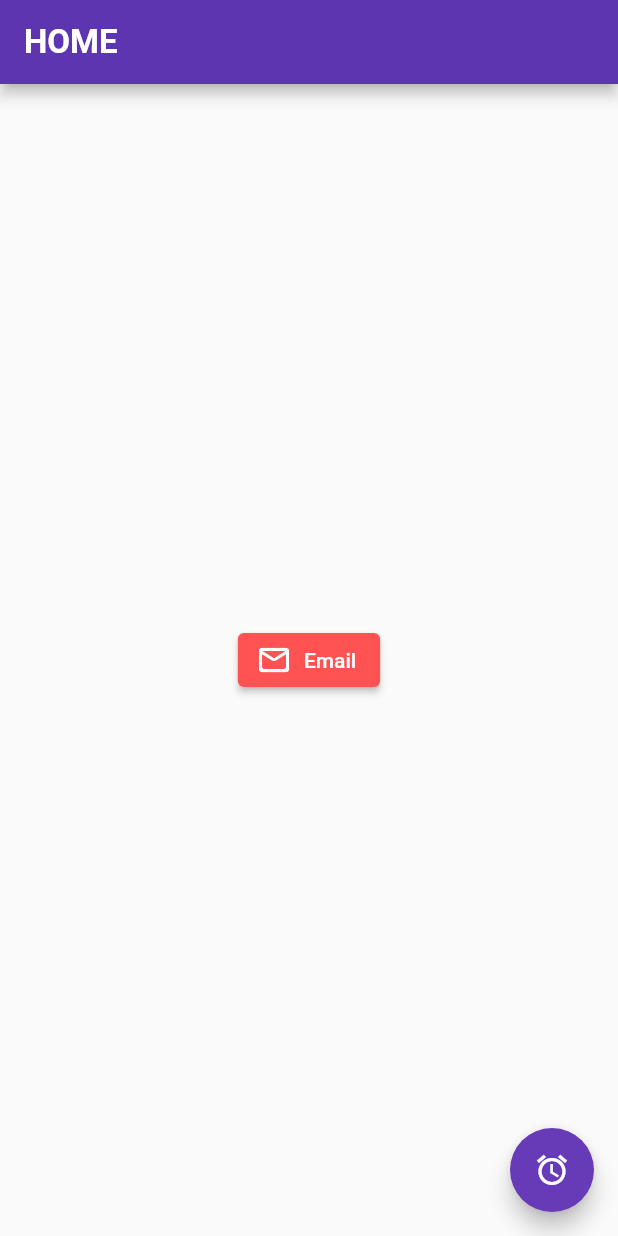
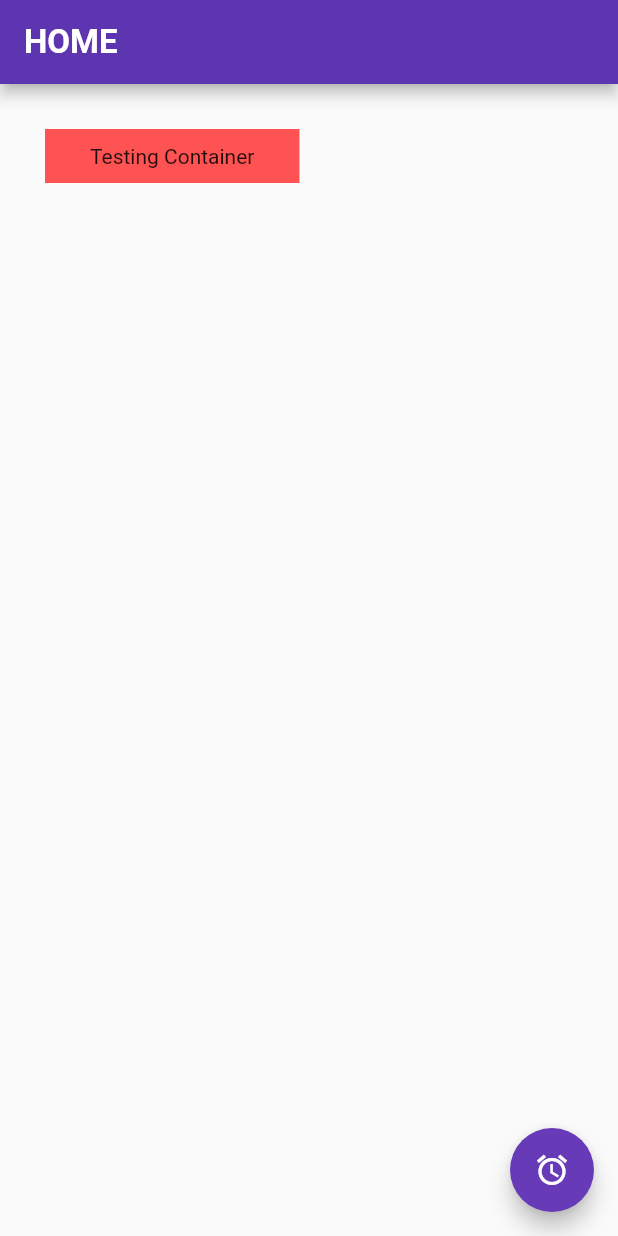
Before and after one commit to Ryukz/Learning, a Flutter app: the screen it shows after launch, on a phone screen of 412 x 824 dp. Run offline on Flutter 3.47's test engine with Material 2 defaults, Android fonts, the phone set to English and light mode, and no system bars; Roboto replaces fonts that are missing (MyFont).

Commit message:
container widget

```diff
--- a/lib/main.dart
+++ b/lib/main.dart
@@ -20,16 +20,11 @@ class MyApp extends StatelessWidget {
         ),
         backgroundColor: Colors.deepPurple[600],
       ),
-      body: Center(
-          child: ElevatedButton.icon(
-        onPressed: () {},
-        icon: Icon(
-          Icons.mail_outline_rounded,
-        ),
-        label: Text('Email'),
-        style: ButtonStyle(
-            backgroundColor: MaterialStateProperty.all(Colors.redAccent)),
-      )),
+      body: Container(
+          color: Colors.redAccent,
+          child: Text('Testing Container'),
+          padding: EdgeInsets.symmetric(vertical: 10.0, horizontal: 30.0),
+          margin: EdgeInsets.all(30.0)),
       floatingActionButton: FloatingActionButton(
         onPressed: () {
           clicker++;
```
